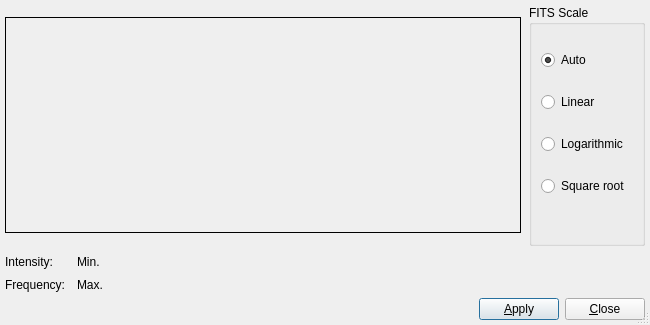
Qt form kstars/fitsviewer/fitshistogramui.ui (KDE/kstars) before a commit.
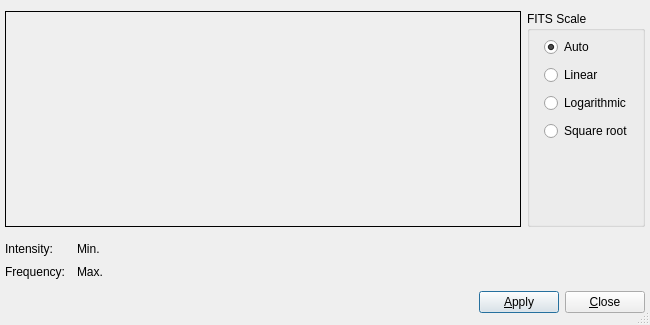
The same form after that commit. Custom widgets are drawn as their Qt base class.

Patch:
```diff
--- a/kstars/fitsviewer/fitshistogramui.ui
+++ b/kstars/fitsviewer/fitshistogramui.ui
@@ -41,17 +41,14 @@
     <number>5</number>
    </property>
    <item>
-    <layout class="QHBoxLayout" >
-     <property name="spacing" >
-      <number>8</number>
-     </property>
-     <property name="margin" >
+    <layout class="QGridLayout" name="gridLayout">
+     <property name="margin">
       <number>0</number>
      </property>
-     <item>
-      <widget class="histDrawArea" name="histFrame" >
-       <property name="sizePolicy" >
-        <sizepolicy vsizetype="Preferred" hsizetype="Fixed" >
+     <item row="0" column="0">
+      <widget class="histDrawArea" name="histFrame">
+       <property name="sizePolicy">
+        <sizepolicy hsizetype="Fixed" vsizetype="Preferred">
          <horstretch>0</horstretch>
          <verstretch>0</verstretch>
         </sizepolicy>
@@ -79,13 +76,10 @@
        </property>
       </widget>
      </item>
-     <item>
-      <widget class="QGroupBox" name="FITSScaleGroup" >
-       <property name="windowModality" >
-        <enum>Qt::NonModal</enum>
-       </property>
-       <property name="sizePolicy" >
-        <sizepolicy vsizetype="Preferred" hsizetype="Preferred" >
+     <item row="0" column="1">
+      <widget class="QGroupBox" name="FITSScaleGroup">
+       <property name="sizePolicy">
+        <sizepolicy hsizetype="Preferred" vsizetype="Preferred">
          <horstretch>0</horstretch>
          <verstretch>0</verstretch>
         </sizepolicy>
@@ -99,76 +93,76 @@
        <property name="title" >
         <string>FITS Scale</string>
        </property>
-       <layout class="QVBoxLayout" >
-        <property name="spacing" >
-         <number>6</number>
+       <widget class="QRadioButton" name="autoR">
+        <property name="geometry">
+         <rect>
+          <x>17</x>
+          <y>25</y>
+          <width>63</width>
+          <height>22</height>
+         </rect>
         </property>
-        <property name="margin" >
-         <number>9</number>
+        <property name="text">
+         <string>Auto</string>
         </property>
-        <item>
-         <widget class="QRadioButton" name="autoR" >
-          <property name="text" >
-           <string>Auto</string>
-          </property>
-          <property name="checked" >
-           <bool>true</bool>
-          </property>
-         </widget>
-        </item>
-        <item>
-         <widget class="QRadioButton" name="linearR" >
-          <property name="text" >
-           <string>Linear</string>
-          </property>
-         </widget>
-        </item>
-        <item>
-         <widget class="QRadioButton" name="logR" >
-          <property name="text" >
-           <string>Logarithmic</string>
-          </property>
-         </widget>
-        </item>
-        <item>
-         <widget class="QRadioButton" name="sqrtR" >
-          <property name="text" >
-           <string>Square root</string>
-          </property>
-         </widget>
-        </item>
-        <item>
-         <spacer>
-          <property name="orientation" >
-           <enum>Qt::Vertical</enum>
-          </property>
-          <property name="sizeType" >
-           <enum>QSizePolicy::Preferred</enum>
-          </property>
-          <property name="sizeHint" stdset="0" >
-           <size>
-            <width>20</width>
-            <height>20</height>
-           </size>
-          </property>
-         </spacer>
-        </item>
-       </layout>
+        <property name="checked">
+         <bool>true</bool>
+        </property>
+       </widget>
+       <widget class="QRadioButton" name="linearR">
+        <property name="geometry">
+         <rect>
+          <x>17</x>
+          <y>53</y>
+          <width>72</width>
+          <height>22</height>
+         </rect>
+        </property>
+        <property name="text">
+         <string>Linear</string>
+        </property>
+       </widget>
+       <widget class="QRadioButton" name="logR">
+        <property name="geometry">
+         <rect>
+          <x>17</x>
+          <y>81</y>
+          <width>111</width>
+          <height>22</height>
+         </rect>
+        </property>
+        <property name="text">
+         <string>Logarithmic</string>
+        </property>
+       </widget>
+       <widget class="QRadioButton" name="sqrtR">
+        <property name="geometry">
+         <rect>
+          <x>17</x>
+          <y>109</y>
+          <width>110</width>
+          <height>22</height>
+         </rect>
+        </property>
+        <property name="text">
+         <string>Square root</string>
+        </property>
+       </widget>
       </widget>
      </item>
     </layout>
    </item>
    <item>
-    <layout class="QGridLayout" >
-     <property name="margin" >
+    <layout class="QGridLayout">
+     <property name="margin">
       <number>0</number>
      </property>
-     <property name="spacing" >
+     <property name="spacing">
       <number>6</number>
      </property>
-     <item row="1" column="2" >
-      <widget class="QLabel" name="maxLabel" >
-       <property name="text" >
+     <item row="1" column="2">
+      <widget class="QLabel" name="maxLabel">
+       <property name="text">
         <string>Max.</string>
        </property>
       </widget>
@@ -186,15 +180,15 @@
        </property>
       </widget>
      </item>
-     <item row="0" column="4" >
+     <item row="0" column="4">
       <spacer>
-       <property name="orientation" >
+       <property name="orientation">
         <enum>Qt::Horizontal</enum>
        </property>
-       <property name="sizeType" >
+       <property name="sizeType">
         <enum>QSizePolicy::Expanding</enum>
        </property>
-       <property name="sizeHint" stdset="0" >
+       <property name="sizeHint" stdset="0">
         <size>
          <width>130</width>
          <height>20</height>
@@ -212,9 +206,9 @@
        </property>
       </widget>
      </item>
-     <item row="0" column="0" >
-      <widget class="QLabel" name="intensityLabel" >
-       <property name="text" >
+     <item row="0" column="0">
+      <widget class="QLabel" name="intensityLabel">
+       <property name="text">
         <string>Intensity:</string>
        </property>
       </widget>
@@ -232,16 +226,16 @@
        </property>
       </widget>
      </item>
-     <item row="1" column="0" >
-      <widget class="QLabel" name="frequencyLabel" >
-       <property name="text" >
+     <item row="1" column="0">
+      <widget class="QLabel" name="frequencyLabel">
+       <property name="text">
         <string>Frequency:</string>
        </property>
       </widget>
      </item>
-     <item row="0" column="2" >
-      <widget class="QLabel" name="minLabel" >
-       <property name="text" >
+     <item row="0" column="2">
+      <widget class="QLabel" name="minLabel">
+       <property name="text">
         <string>Min.</string>
        </property>
       </widget>
@@ -259,22 +253,22 @@
     </layout>
    </item>
    <item>
-    <layout class="QHBoxLayout" >
-     <property name="spacing" >
+    <layout class="QHBoxLayout">
+     <property name="spacing">
       <number>6</number>
      </property>
-     <property name="margin" >
+     <property name="margin">
       <number>0</number>
      </property>
      <item>
       <spacer>
-       <property name="orientation" >
+       <property name="orientation">
         <enum>Qt::Horizontal</enum>
        </property>
-       <property name="sizeType" >
+       <property name="sizeType">
         <enum>QSizePolicy::Expanding</enum>
        </property>
-       <property name="sizeHint" stdset="0" >
+       <property name="sizeHint" stdset="0">
         <size>
          <width>270</width>
          <height>20</height>
@@ -283,8 +277,8 @@
       </spacer>
      </item>
      <item>
-      <widget class="QPushButton" name="applyB" >
-       <property name="text" >
+      <widget class="QPushButton" name="applyB">
+       <property name="text">
         <string>&amp;Apply</string>
        </property>
        <property name="autoDefault" >
@@ -296,8 +290,8 @@
       </widget>
      </item>
      <item>
-      <widget class="QPushButton" name="cancelB" >
-       <property name="text" >
+      <widget class="QPushButton" name="cancelB">
+       <property name="text">
         <string>&amp;Close</string>
        </property>
        <property name="autoDefault" >
```
Left out of the diff: 89 changed lines with no effect on the pictures.
